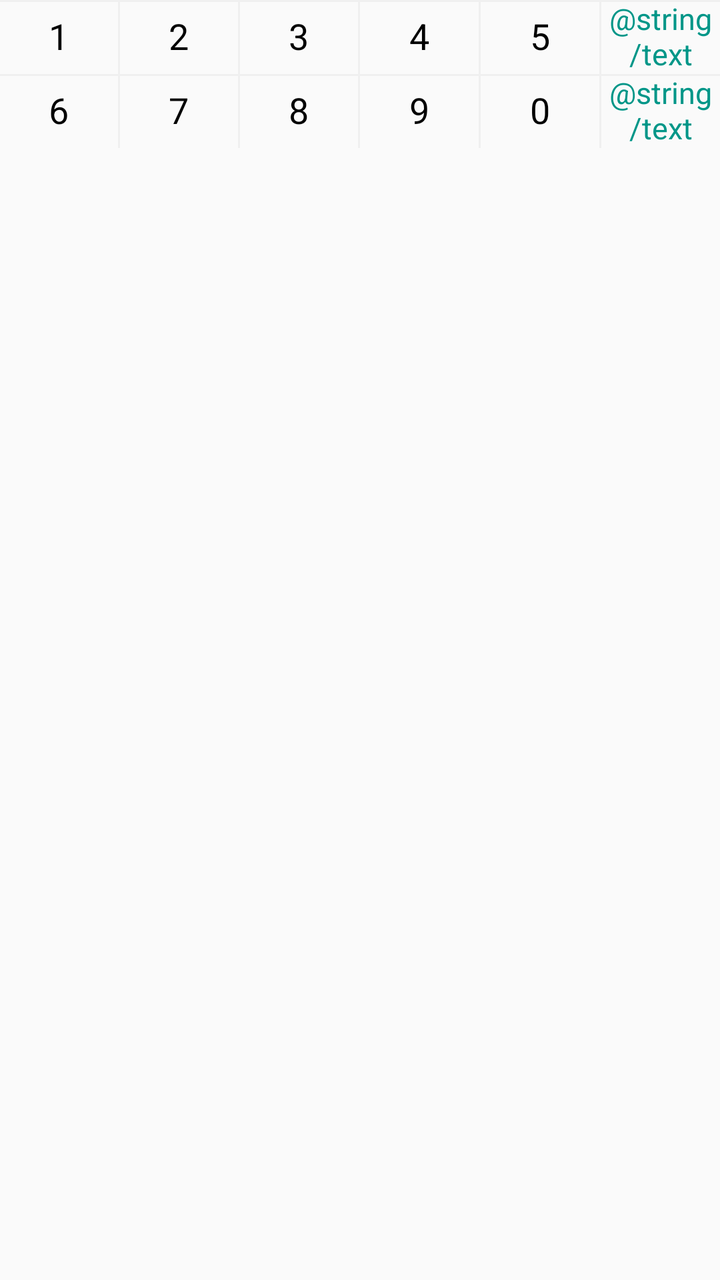
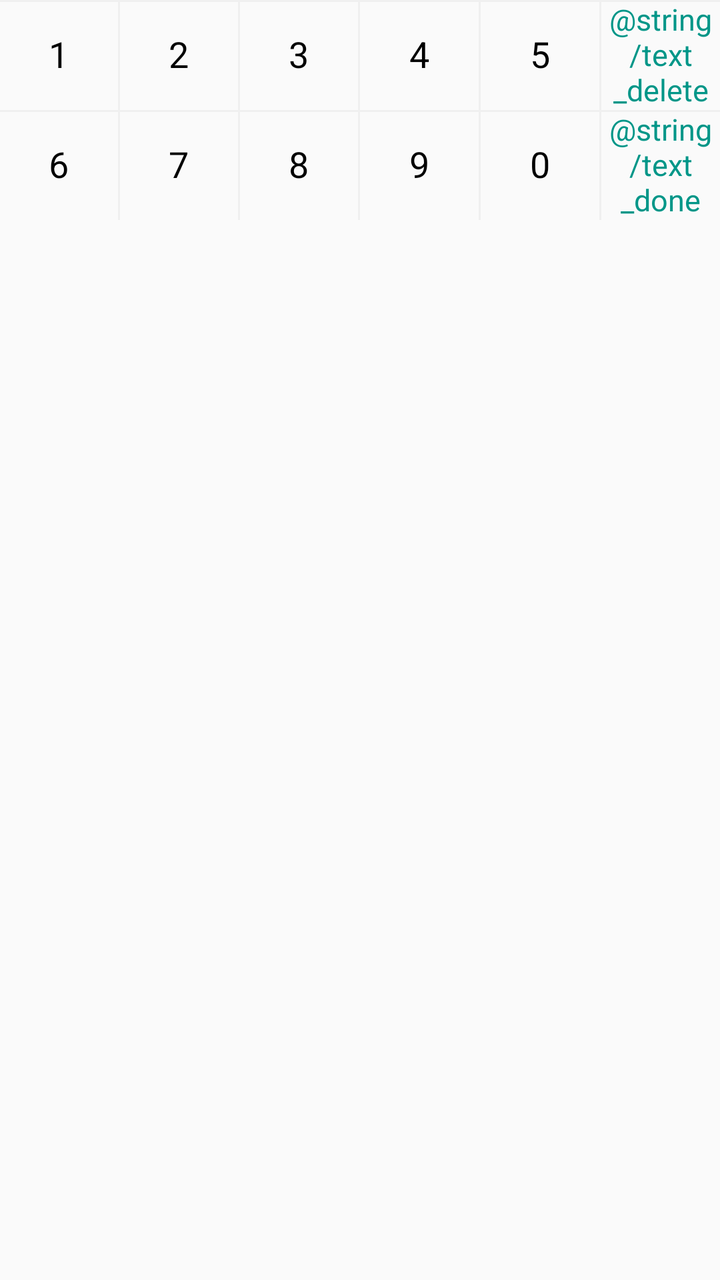

Before-and-after screenshots of an Android layout around one commit, followed by the original layout XML and the change that was made.
<!-- AndroidManifest.xml: application theme AppTheme -->
<!-- res/layout/captcha_number_keyboard.xml -->
<?xml version="1.0" encoding="utf-8"?>
<LinearLayout xmlns:android="http://schemas.android.com/apk/res/android"
              android:layout_width="match_parent"
              android:layout_height="wrap_content"
              android:background="#fafafa"
              android:orientation="vertical">

    <View
        android:layout_width="match_parent"
        android:layout_height="1dp"
        android:background="@color/divider_functions_keyboard" />

    <LinearLayout
        android:layout_width="match_parent"
        android:layout_height="36dp"
        android:divider="@drawable/divider_functions_view"
        android:orientation="horizontal"
        android:showDividers="middle">

        <TextView
            android:id="@+id/captcha_key_1"
            style="@style/CaptchaNumberKeyboardKey"
            android:text="1" />

        <TextView
            android:id="@+id/captcha_key_2"
            style="@style/CaptchaNumberKeyboardKey"
            android:text="2" />

        <TextView
            android:id="@+id/captcha_key_3"
            style="@style/CaptchaNumberKeyboardKey"
            android:text="3" />

        <TextView
            android:id="@+id/captcha_key_4"
            style="@style/CaptchaNumberKeyboardKey"
            android:text="4" />

        <TextView
            android:id="@+id/captcha_key_5"
            style="@style/CaptchaNumberKeyboardKey"
            android:text="5" />

        <TextView
            android:id="@+id/captcha_key_delete"
            style="@style/CaptchaNumberKeyboardDoneKey"
            android:text="@string/text_delete" />
    </LinearLayout>

    <View
        android:layout_width="match_parent"
        android:layout_height="1dp"
        android:background="@color/divider_functions_keyboard" />

    <LinearLayout
        android:layout_width="match_parent"
        android:layout_height="36dp"
        android:divider="@drawable/divider_functions_view"
        android:orientation="horizontal"
        android:showDividers="middle">

        <TextView
            android:id="@+id/captcha_key_6"
            style="@style/CaptchaNumberKeyboardKey"
            android:text="6" />

        <TextView
            android:id="@+id/captcha_key_7"
            style="@style/CaptchaNumberKeyboardKey"
            android:text="7" />

        <TextView
            android:id="@+id/captcha_key_8"
            style="@style/CaptchaNumberKeyboardKey"
            android:text="8" />

        <TextView
            android:id="@+id/captcha_key_9"
            style="@style/CaptchaNumberKeyboardKey"
            android:text="9" />

        <TextView
            android:id="@+id/captcha_key_0"
            style="@style/CaptchaNumberKeyboardKey"
            android:text="0" />

        <TextView
            android:id="@+id/captcha_key_done"
            style="@style/CaptchaNumberKeyboardDoneKey"
            android:text="@string/text_done" />
    </LinearLayout>
</LinearLayout>
<!-- resources referenced by this layout -->
<resources>
  <color name="divider_functions_keyboard">#f0f0f0</color>
  <!-- drawable divider_functions_view (drawable) -->
  <?xml version="1.0" encoding="utf-8"?>
  <shape xmlns:android="http://schemas.android.com/apk/res/android"
         android:shape="rectangle">
  
      <size
          android:width="1dp"
          android:height="1dp"/>
  
      <solid android:color="@color/divider_functions_keyboard"/>
  
  </shape>
  <style name="CaptchaNumberKeyboardDoneKey" parent="CaptchaNumberKeyboardKey">
          <item name="android:textColor">@color/colorPrimary</item>
          <item name="android:textSize">15sp</item>
      </style>
  <style name="CaptchaNumberKeyboardKey">
          <item name="android:layout_width">0dp</item>
          <item name="android:layout_height">match_parent</item>
          <item name="android:layout_weight">1</item>
          <item name="android:background">@drawable/btn_selector</item>
          <item name="android:clickable">true</item>
          <item name="android:focusable">true</item>
          <item name="android:gravity">center</item>
          <item name="android:includeFontPadding">false</item>
          <item name="android:textColor">@color/on_surface</item>
          <item name="android:textSize">18sp</item>
      </style>
  <style name="AppTheme" parent="Theme.Material3.DayNight.NoActionBar">
          <item name="colorPrimary">@color/colorPrimary</item>
          <item name="colorPrimaryDark">@color/colorPrimaryDark</item>
          <item name="colorAccent">@color/colorAccent</item>
          <item name="android:textColorPrimary">@color/text_color_secondary</item>
          <item name="android:textColorSecondary">@color/text_color_thirdly</item>
          <item name="android:windowBackground">@color/background</item>
          <item name="android:itemBackground">@color/item_background</item>
          <item name="itemBackgroundDark">@color/item_background_dark</item>
          <item name="android:divider">@color/divider</item>
          <item name="drawer_item_text_color">@color/drawer_menu_item_text_color</item>
          <item name="drawer_group_text_color">@color/drawer_menu_group_text_color</item>
  
          <item name="colorPrimaryContainer">#E7DDF6</item>
  
  
  
      </style>
  <color name="colorPrimary">#009688</color>
  <!-- drawable btn_selector (drawable) -->
  <?xml version="1.0" encoding="utf-8"?>
  <selector xmlns:android="http://schemas.android.com/apk/res/android">
  
      <item android:state_pressed="true">
          <color android:color="#cccccc"/>
      </item>
  
      <item>
          <color android:color="@android:color/transparent"/>
      </item>
  </selector>
  <color name="on_surface">#FF000000</color>
  <color name="colorPrimaryDark">#009688</color>
  <color name="colorAccent">#03a9f4</color>
  <color name="text_color_secondary">#484C4F</color>
  <color name="text_color_thirdly">#9DA0A2</color>
  <color name="background">#FFFFFF</color>
  <color name="item_background">#FFFFFF</color>
  <color name="item_background_dark">#FFFFFF</color>
  <color name="divider">#f2f3f5</color>
  <color name="drawer_menu_item_text_color">#484C4F</color>
  <color name="drawer_menu_group_text_color">#999999</color>
</resources>

<!-- the commit's change to res/layout/captcha_number_keyboard.xml (unified diff, before → after) -->
@@ -12,7 +12,7 @@
 
     <LinearLayout
         android:layout_width="match_parent"
-        android:layout_height="36dp"
+        android:layout_height="54dp"
         android:divider="@drawable/divider_functions_view"
         android:orientation="horizontal"
         android:showDividers="middle">
@@ -55,7 +55,7 @@
 
     <LinearLayout
         android:layout_width="match_parent"
-        android:layout_height="36dp"
+        android:layout_height="54dp"
         android:divider="@drawable/divider_functions_view"
         android:orientation="horizontal"
         android:showDividers="middle">
